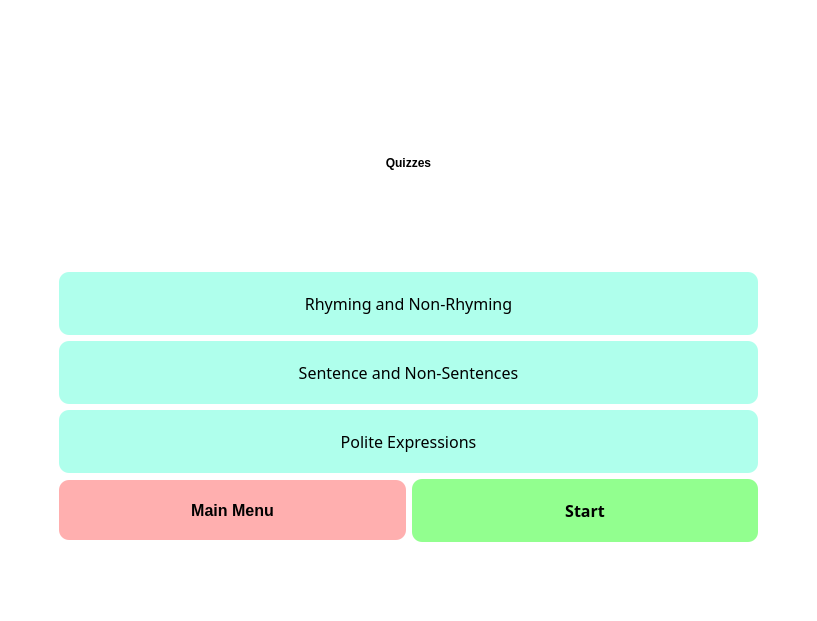
First picture: the form in src/screens/Quizzes.ui, repository jshperalta/ai-englishTutor, before the edit.
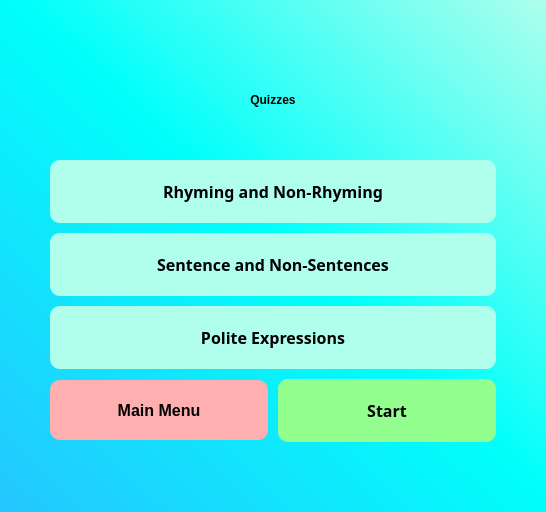
Second picture: the form after the edit.

```diff
--- a/src/screens/Quizzes.ui
+++ b/src/screens/Quizzes.ui
@@ -6,15 +6,17 @@
    <rect>
     <x>0</x>
     <y>0</y>
-    <width>817</width>
-    <height>621</height>
+    <width>546</width>
+    <height>497</height>
    </rect>
   </property>
   <property name="windowTitle">
    <string>Quiz Screen</string>
   </property>
   <property name="styleSheet">
-   <string notr="true">background: white;</string>
+   <string notr="true">#QuizScreen{
+background: qlineargradient(spread:pad, x1:0, y1:1, x2:1, y2:0, stop:0 rgba(37, 198, 255, 255), stop:0.517857 rgba(0, 255, 251, 255), stop:1 rgba(174, 255, 236, 255))
+}</string>
   </property>
   <layout class="QGridLayout" name="gridLayout_2">
    <property name="leftMargin">
@@ -29,6 +31,9 @@
    <property name="bottomMargin">
     <number>70</number>
    </property>
+   <property name="spacing">
+    <number>10</number>
+   </property>
    <item row="0" column="0">
     <widget class="QWidget" name="Quiz" native="true">
      <property name="styleSheet">
@@ -37,7 +42,7 @@
 background-color: #AFFFEC !important;
 color: black; 
 font-family: 'Gilroy';
-font-weight: 400;
+font-weight: 600;
 border-radius: 10px;
 padding: 20px;
 }
@@ -47,6 +52,21 @@
 }</string>
      </property>
      <layout class="QGridLayout" name="gridLayout">
+      <property name="leftMargin">
+       <number>0</number>
+      </property>
+      <property name="topMargin">
+       <number>0</number>
+      </property>
+      <property name="rightMargin">
+       <number>0</number>
+      </property>
+      <property name="bottomMargin">
+       <number>0</number>
+      </property>
+      <property name="spacing">
+       <number>10</number>
+      </property>
       <item row="0" column="0" colspan="2">
        <widget class="QLabel" name="Title">
         <property name="minimumSize">
@@ -81,8 +101,8 @@
          <font>
           <family>Gilroy</family>
           <pointsize>-1</pointsize>
-          <weight>50</weight>
-          <bold>false</bold>
+          <weight>75</weight>
+          <bold>true</bold>
          </font>
         </property>
         <property name="cursor">
@@ -111,8 +131,8 @@
          <font>
           <family>Gilroy</family>
           <pointsize>-1</pointsize>
-          <weight>50</weight>
-          <bold>false</bold>
+          <weight>75</weight>
+          <bold>true</bold>
          </font>
         </property>
         <property name="cursor">
@@ -141,8 +161,8 @@
          <font>
           <family>Gilroy</family>
           <pointsize>-1</pointsize>
-          <weight>50</weight>
-          <bold>false</bold>
+          <weight>75</weight>
+          <bold>true</bold>
          </font>
         </property>
         <property name="cursor">
```
Left out of the diff: 15 changed lines with no effect on the pictures.
